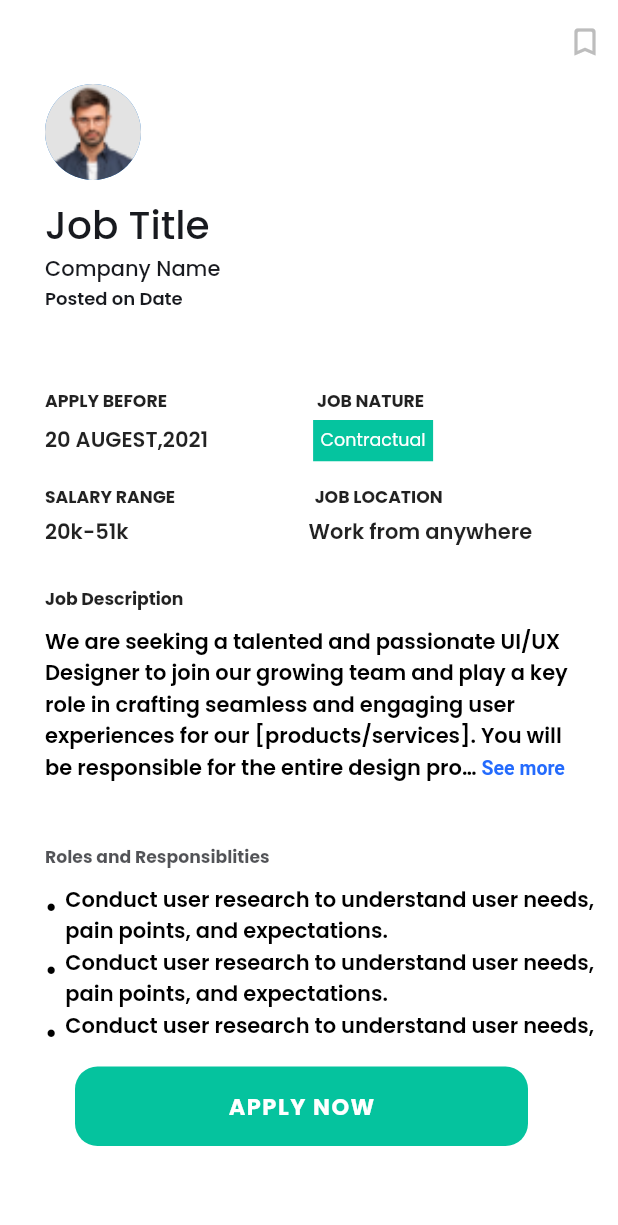
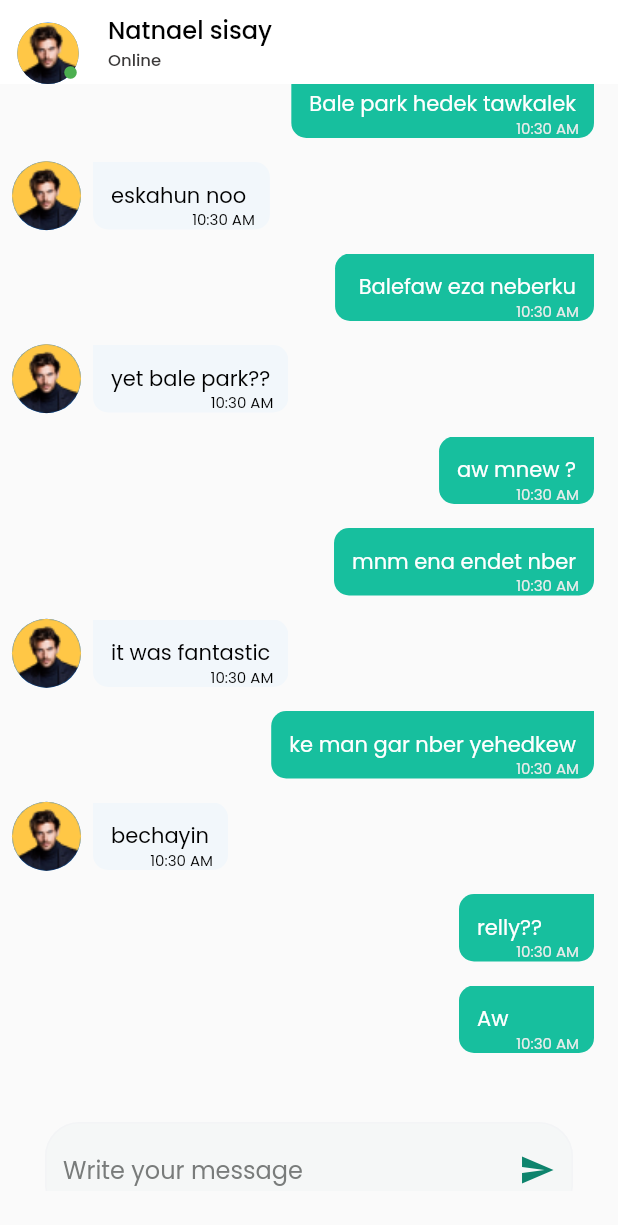
Before and after one commit to talent-Hub-ET/mobile_app, a Flutter app: the screen it shows after launch, on a phone screen of 412 x 824 dp. Shown: the top 1225 px of the screen. Run offline on Flutter 3.47's test engine with Material 2 defaults, Android fonts, the phone set to English and light mode, and no system bars; drawn by our look-alikes of grouped_list, readmore; our stand-ins replace google_fonts; missing offline and left inert: dart:ffi.

Commit message:
chat feature added

```diff
--- /dev/null
+++ b/lib/Pages/chat.dart
@@ -0,0 +1,237 @@
+import 'package:flutter/material.dart';
+import 'package:mobile_app/models/message_model.dart';
+import 'package:flutter/services.dart';
+import 'package:grouped_list/grouped_list.dart';
+import 'package:intl/intl.dart';
+
+class ChatPage extends StatefulWidget {
+  const ChatPage({super.key});
+
+  @override
+  State<ChatPage> createState() => _ChatPageState();
+}
+
+class _ChatPageState extends State<ChatPage> {
+  TextEditingController controller = TextEditingController();
+  List<UserMessage> messageList = [
+    UserMessage(
+        date: DateTime.now().subtract(Duration(days: 3, minutes: 3)),
+        isSentByMe: true,
+        text: 'hi'),
+    UserMessage(date: DateTime.now(), isSentByMe: false, text: 'selam'),
+    UserMessage(date: DateTime.now(), isSentByMe: true, text: 'endet nh'),
+    UserMessage(date: DateTime.now(), isSentByMe: false, text: 'dehna'),
+    UserMessage(
+        date: DateTime.now(),
+        isSentByMe: true,
+        text: 'Bale park hedek tawkalek'),
+    UserMessage(date: DateTime.now(), isSentByMe: false, text: 'eskahun noo '),
+    UserMessage(
+        date: DateTime.now(), isSentByMe: true, text: ' Balefaw eza neberku'),
+    UserMessage(
+        date: DateTime.now(), isSentByMe: false, text: 'yet bale park??'),
+    UserMessage(date: DateTime.now(), isSentByMe: true, text: 'aw mnew ?'),
+    UserMessage(
+        date: DateTime.now(), isSentByMe: true, text: 'mnm ena endet nber'),
+    UserMessage(
+        date: DateTime.now(), isSentByMe: false, text: 'it was fantastic'),
+    UserMessage(
+        date: DateTime.now(),
+        isSentByMe: true,
+        text: 'ke man gar nber yehedkew'),
+    UserMessage(
+        date: DateTime.now().subtract(Duration(days: 3, minutes: 3)),
+        isSentByMe: true,
+        text: 'selam'),
+    UserMessage(date: DateTime.now(), isSentByMe: false, text: 'bechayin'),
+    UserMessage(date: DateTime.now(), isSentByMe: true, text: 'relly??'),
+    UserMessage(date: DateTime.now(), isSentByMe: true, text: 'Aw'),
+  ];
+  @override
+  Widget build(BuildContext context) {
+    String formateedTime = DateFormat('HH:mm a').format(DateTime.now());
+    SystemChrome.setSystemUIOverlayStyle(
+        SystemUiOverlayStyle(statusBarColor: Colors.white));
+    return Scaffold(
+      appBar: AppBar(
+        elevation: 0,
+        backgroundColor: Colors.white,
+        automaticallyImplyLeading: true,
+        leading: Stack(
+          children: [
+            Padding(
+              padding:
+                  EdgeInsets.only(left: 8.0, top: 15.0), // Add your margin here
+              child: CircleAvatar(
+                backgroundImage: AssetImage('lib/assets/profile.png'),
+                radius: 25,
+              ),
+            ),
+            Positioned(
+                right: 4,
+                bottom: 3,
+                child: Icon(
+                  Icons.brightness_1,
+                  color: Colors.green,
+                  size: 10,
+                ))
+          ],
+        ),
+        title: Column(
+          crossAxisAlignment: CrossAxisAlignment.start,
+          children: <Widget>[
+            Text('Natnael sisay',
+                style: TextStyle(color: Colors.black, fontSize: 16)),
+            Text(
+              'Online',
+              style: TextStyle(
+                  color: const Color.fromARGB(255, 58, 56, 56), fontSize: 11),
+            ),
+          ],
+        ),
+      ),
+      body: Column(
+        children: [
+          Expanded(
+              child: GroupedListView<UserMessage, DateTime>(
+            // useStickyGroupSeparators: true,
+            // floatingHeader: true,
+            reverse: true,
+            order: GroupedListOrder.DESC,
+            padding: EdgeInsets.all(8),
+            groupHeaderBuilder: (UserMessage message) => SizedBox(
+              height: 40,
+              child: Center(
+                  child: Padding(
+                padding: EdgeInsets.all(8),
+                child: Text(
+                  DateFormat.yMMMMd().format(message.date),
+                  style: TextStyle(fontWeight: FontWeight.w500),
+                ),
+              )),
+            ),
+            elements: messageList,
+            groupBy: (message) => DateTime(
+                message.date.year, message.date.month, message.date.day),
+            itemBuilder: (context, UserMessage message) => Row(
+              // mainAxisAlignment: message.isSentByMe
+              //     ? MainAxisAlignment.end
+              //     : MainAxisAlignment.start,
+              children: [
+                message.isSentByMe
+                    ? Container()
+                    : CircleAvatar(
+                        backgroundImage: AssetImage('lib/assets/profile.png'),
+                        radius: 23,
+                      ),
+                Expanded(
+                  child: Align(
+                    alignment: message.isSentByMe
+                        ? Alignment.centerRight
+                        : Alignment.centerLeft,
+                    child: Padding(
+                      padding: const EdgeInsets.all(8.0),
+                      child: Stack(
+                        children: [
+                          ConstrainedBox(
+                            constraints: BoxConstraints(minWidth: 90),
+                            child: Container(
+                              // elevation: 8,
+                              decoration: BoxDecoration(
+                                color: message.isSentByMe
+                                    ? Color.fromRGBO(23, 191, 158, 1)
+                                    : Color.fromRGBO(242, 247, 251, 1),
+                                borderRadius: message.isSentByMe
+                                    ? BorderRadius.only(
+                                        bottomLeft: Radius.circular(10),
+                                        bottomRight: Radius.circular(10),
+                                        topLeft: Radius.circular(10),
+                                      )
+                                    : BorderRadius.only(
+                                        bottomLeft: Radius.circular(10),
+                                        bottomRight: Radius.circular(10),
+                                        topRight: Radius.circular(10),
+                                      ),
+                              ),
+                              child: Padding(
+                                padding: EdgeInsets.all(12),
+                                child: Text(message.text,
+                                    style: TextStyle(
+                                        color: message.isSentByMe
+                                            ? Colors.white
+                                            : Colors.black)),
+                              ),
+                            ),
+                          ),
+                          Positioned(
+                            bottom: -1,
+                            right: 10,
+                            child: Container(
+                              child: Text(
+                                textAlign: TextAlign.right,
+                                formateedTime,
+                                style: TextStyle(
+                                    fontSize: 10,
+                                    color: message.isSentByMe
+                                        ? Color.fromRGBO(233, 236, 235, 1)
+                                        : Colors.black),
+                              ),
+                            ),
+                          )
+                        ],
+                      ),
+                    ),
+                  ),
+                ),
+              ],
+            ),
+          )),
+          Padding(
+            padding: const EdgeInsets.all(30.0),
+            child: SizedBox(
+              width: 400,
+              height: 46,
+              child: SingleChildScrollView(
+                child: TextField(
+                    controller: controller,
+                    decoration: InputDecoration(
+                        focusedBorder: OutlineInputBorder(
+                            borderSide: BorderSide(
+                                color: Color.fromRGBO(243, 244, 246, 1))),
+                        suffixIcon: IconButton(
+                            icon: Icon(
+                              Icons.send,
+                              color: Color.fromRGBO(14, 132, 109, 1),
+                            ),
+                            onPressed: () {
+                              final String text = controller.text;
+                              final message = UserMessage(
+                                  date: DateTime.now(),
+                                  isSentByMe: true,
+                                  text: text);
+
+                              setState(() {
+                                messageList.add(message);
+                                controller.clear();
+                              });
+                            }),
+                        hintText: "Write your message ",
+                        hintStyle: TextStyle(
+                          color: Color.fromRGBO(121, 124, 123, 1),
+                        ),
+                        fillColor: Color.fromRGBO(245, 247, 247, 1),
+                        filled: true,
+                        enabledBorder: OutlineInputBorder(
+                          borderRadius: BorderRadius.circular(23),
+                          borderSide: BorderSide(
+                              color: Color.fromRGBO(243, 244, 246, 1)),
+                        ),
+                        alignLabelWithHint: true)),
+              ),
+            ),
+          )
+        ],
+      ),
+    );
+  }
+}
--- a/lib/Pages/jobdetail.dart
+++ b/lib/Pages/jobdetail.dart
@@ -183,7 +183,7 @@ class _JobDetailState extends State<JobDetail> {
                 style: TextStyle(
                     fontWeight: FontWeight.w700,
                     fontSize: 11.5,
-                    color: Color.fromRGBO(24, 26, 31, 0.75)),
+                    color: Color.fromRGBO(24, 25, 31, 0.75)),
               ),
               SizedBox(
                 height: 10,
--- a/lib/main.dart
+++ b/lib/main.dart
@@ -1,5 +1,6 @@
 import 'package:flutter/material.dart';
 import 'package:google_fonts/google_fonts.dart';
+import 'package:mobile_app/Pages/chat.dart';
 import 'Pages/jobpages.dart';
 import 'Pages/jobdetail.dart';
 
@@ -17,7 +18,7 @@ class MyApp extends StatelessWidget {
       debugShowCheckedModeBanner: false,
       theme: ThemeData(
           textTheme: GoogleFonts.poppinsTextTheme(Theme.of(context).textTheme)),
-      home: JobDetail(),
+      home: ChatPage(),
     );
   }
 }
--- /dev/null
+++ b/lib/models/message_model.dart
@@ -0,0 +1,10 @@
+import 'package:flutter/material.dart';
+
+class UserMessage {
+  final String text;
+  final DateTime date;
+  bool isSentByMe;
+
+  UserMessage(
+      {required this.date, required this.isSentByMe, required this.text});
+}
--- a/pubspec.yaml
+++ b/pubspec.yaml
@@ -37,6 +37,8 @@ dependencies:
   cupertino_icons: ^1.0.2
   readmore: ^2.1.0
   google_fonts: ^6.1.0
+  grouped_list: ^5.1.2
+  intl: ^0.19.0
 
 dev_dependencies:
   flutter_test:
```
Also changed, not shown: lib/assets/profile.png (added), pubspec.lock.
